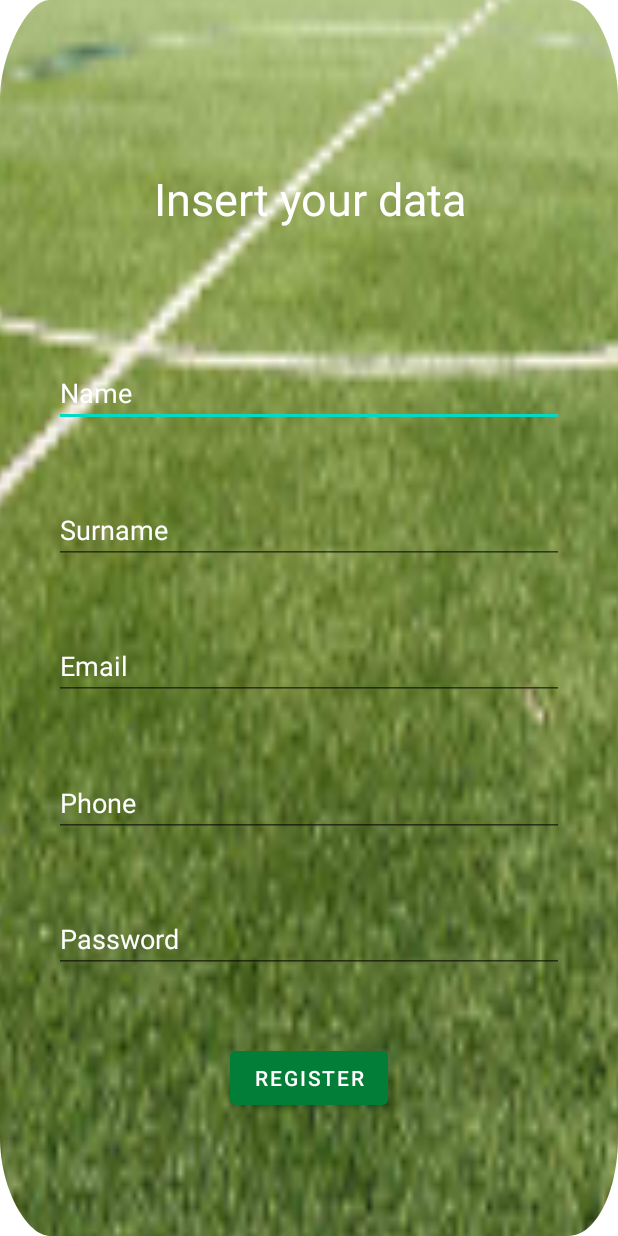
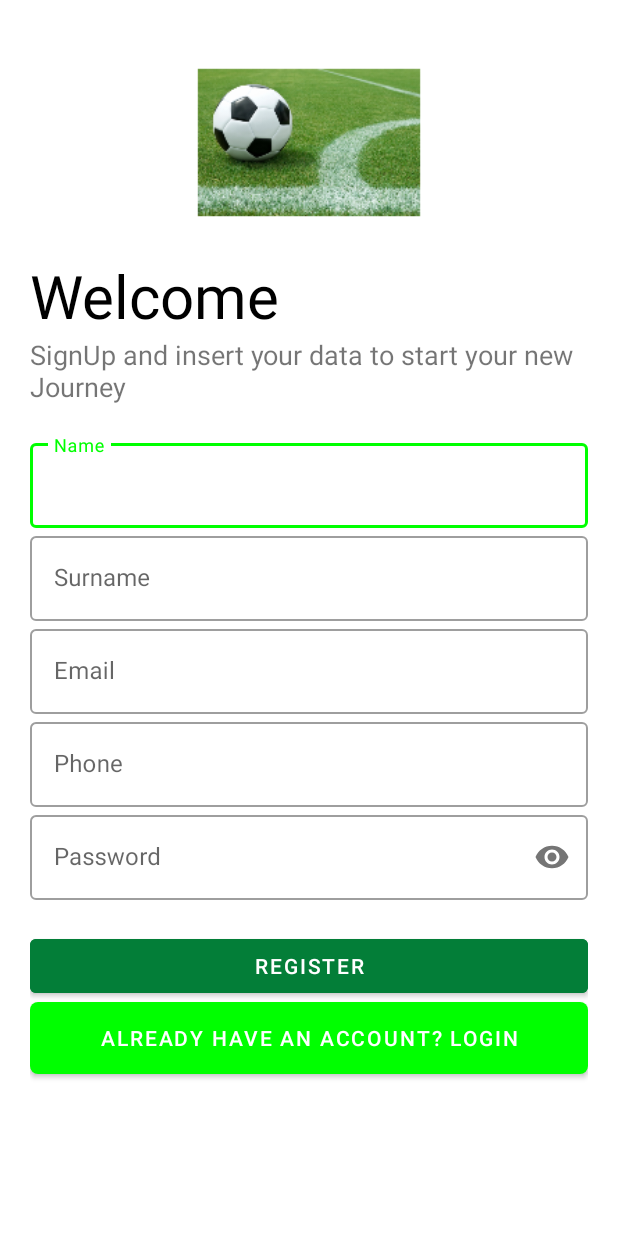
Before and after one commit to Tamagosci/FootballTeam, an Android app: the RegisterActivity screen opened directly, with no data from a screen before it, on a phone screen of 412 x 824 dp. Run offline under Robolectric (Android 15) with nearby library versions, the phone set to English and light mode, and no system bars; our stand-ins replace Firebase (no records; nobody signed in at launch, a user with empty details on screens opened directly).

Commit message:
Miglioramento interfaccia

```diff
--- a/app/src/main/java/com/dispositivimobili/footballteam/imageFirstActivity.kt
+++ b/app/src/main/java/com/dispositivimobili/footballteam/imageFirstActivity.kt
@@ -1,5 +1,6 @@
 package com.dispositivimobili.footballteam
 
+import android.app.ActivityOptions
 import android.content.Intent
 import androidx.appcompat.app.AppCompatActivity
 import android.os.Bundle
--- a/app/src/main/res/layout/activity_register.xml
+++ b/app/src/main/res/layout/activity_register.xml
@@ -1,103 +1,142 @@
 <?xml version="1.0" encoding="utf-8"?>
-<androidx.constraintlayout.widget.ConstraintLayout xmlns:android="http://schemas.android.com/apk/res/android"
+<LinearLayout
+    xmlns:android="http://schemas.android.com/apk/res/android"
     xmlns:app="http://schemas.android.com/apk/res-auto"
     xmlns:tools="http://schemas.android.com/tools"
     android:layout_width="match_parent"
     android:layout_height="match_parent"
-    android:background="@mipmap/ic_imagefootball_erbaverde"
-    android:padding="36dp">
+    android:background="@color/white"
+    android:orientation="vertical"
+    android:padding="20dp">
+
+    <ImageView
+        android:id="@+id/imageViewRegisterActivity"
+        android:layout_width="match_parent"
+        android:layout_height="150dp"
+        app:layout_constraintBottom_toTopOf="@+id/editTextUserNameLoginActivity"
+        app:layout_constraintEnd_toEndOf="parent"
+        app:layout_constraintStart_toStartOf="parent"
+        app:layout_constraintTop_toTopOf="parent"
+        app:srcCompat="@mipmap/ic_imagefootball_foreground" />
 
     <TextView
-        android:id="@+id/textViewInsertDataRegisterActivity"
-        android:layout_width="0dp"
-        android:layout_height="112dp"
-        android:text="@string/insert_data"
-        android:textColor="@color/white"
-        android:textAlignment="inherit"
-        android:paddingTop="30dp"
-        android:textSize="30sp"
-        app:layout_constraintBottom_toTopOf="@+id/editTextTextPersonNameRegisterActivity"
-        app:layout_constraintEnd_toEndOf="parent"
-        app:layout_constraintHorizontal_bias="1.0"
-        app:layout_constraintStart_toStartOf="parent"
-        app:layout_constraintTop_toTopOf="parent"
-        android:gravity="center_horizontal" />
+        android:id="@+id/textViewPresentationRegisterActivity"
+        android:layout_width="wrap_content"
+        android:layout_height="wrap_content"
+        android:text="Welcome"
+        android:textColor="@color/black"
+        android:textSize="40sp" />
 
-    <EditText
-        android:id="@+id/editTextTextPersonNameRegisterActivity"
-        android:layout_width="0dp"
+    <TextView
+        android:layout_width="wrap_content"
         android:layout_height="wrap_content"
-        android:ems="10"
-        android:hint="@string/insert_name"
-        android:textColorHint="@color/white"
-        android:inputType="textPersonName"
-        app:layout_constraintBottom_toTopOf="@+id/editTextTextPersonSurnameRegisterActivity"
-        app:layout_constraintEnd_toEndOf="parent"
-        app:layout_constraintStart_toStartOf="parent"
-        app:layout_constraintTop_toBottomOf="@+id/textViewInsertDataRegisterActivity" />
+        android:text="SignUp and insert your data to start your new Journey"
+        android:textSize="18sp" />
 
-    <EditText
-        android:id="@+id/editTextTextPersonSurnameRegisterActivity"
-        android:layout_width="0dp"
+    <LinearLayout
+        android:layout_width="match_parent"
         android:layout_height="wrap_content"
-        android:ems="10"
-        android:hint="@string/insert_surname"
-        android:textColorHint="@color/white"
-        android:inputType="textPersonName"
-        app:layout_constraintBottom_toTopOf="@+id/editTextTextEmailAddressRegisterActivity"
-        app:layout_constraintEnd_toEndOf="parent"
-        app:layout_constraintStart_toStartOf="parent"
-        app:layout_constraintTop_toBottomOf="@+id/editTextTextPersonNameRegisterActivity" />
+        android:layout_marginTop="20dp"
+        android:layout_marginBottom="20dp"
+        android:orientation="vertical">
 
-    <EditText
-        android:id="@+id/editTextTextEmailAddressRegisterActivity"
-        android:layout_width="0dp"
-        android:layout_height="wrap_content"
-        android:ems="10"
-        android:hint="@string/insert_email"
-        android:textColorHint="@color/white"
-        android:inputType="textEmailAddress"
-        app:layout_constraintBottom_toTopOf="@+id/editTextPhoneRegisterActivity"
-        app:layout_constraintEnd_toEndOf="parent"
-        app:layout_constraintStart_toStartOf="parent"
-        app:layout_constraintTop_toBottomOf="@+id/editTextTextPersonSurnameRegisterActivity" />
+        <com.google.android.material.textfield.TextInputLayout
+            android:id="@+id/nameRegisterActivityEsterna"
+            style="@style/Widget.MaterialComponents.TextInputLayout.OutlinedBox"
+            android:layout_width="match_parent"
+            android:layout_height="wrap_content"
+            android:hint="Name">
 
-    <EditText
-        android:id="@+id/editTextPhoneRegisterActivity"
-        android:layout_width="0dp"
-        android:layout_height="wrap_content"
-        android:ems="10"
-        android:hint="@string/insert_phone"
-        android:textColorHint="@color/white"
-        android:inputType="phone"
-        app:layout_constraintBottom_toTopOf="@+id/editTextTextPasswordRegisterActivity"
-        app:layout_constraintEnd_toEndOf="parent"
-        app:layout_constraintStart_toStartOf="parent"
-        app:layout_constraintTop_toBottomOf="@+id/editTextTextEmailAddressRegisterActivity" />
+            <com.google.android.material.textfield.TextInputEditText
+                android:id="@+id/nameRegisterActivity"
+                android:layout_width="match_parent"
+                android:layout_height="wrap_content"
+                android:inputType="textPersonName">
 
-    <EditText
-        android:id="@+id/editTextTextPasswordRegisterActivity"
-        android:layout_width="0dp"
-        android:layout_height="wrap_content"
-        android:ems="10"
-        android:hint="@string/insert_password"
-        android:textColorHint="@color/white"
-        android:inputType="textPassword"
-        app:layout_constraintBottom_toTopOf="@+id/buttonRegisterActivity"
-        app:layout_constraintEnd_toEndOf="parent"
-        app:layout_constraintStart_toStartOf="parent"
-        app:layout_constraintTop_toBottomOf="@+id/editTextPhoneRegisterActivity" />
+            </com.google.android.material.textfield.TextInputEditText>
+        </com.google.android.material.textfield.TextInputLayout>
+
+        <com.google.android.material.textfield.TextInputLayout
+            android:id="@+id/surnameRegisterActivityEsterna"
+            style="@style/Widget.MaterialComponents.TextInputLayout.OutlinedBox"
+            android:layout_width="match_parent"
+            android:layout_height="wrap_content"
+            android:hint="Surname">
+
+            <com.google.android.material.textfield.TextInputEditText
+                android:id="@+id/surnameRegisterActivity"
+                android:layout_width="match_parent"
+                android:layout_height="wrap_content"
+                android:inputType="textPersonName">
+
+            </com.google.android.material.textfield.TextInputEditText>
+        </com.google.android.material.textfield.TextInputLayout>
+
+        <com.google.android.material.textfield.TextInputLayout
+            android:id="@+id/emailRegisterActivityEsterna"
+            style="@style/Widget.MaterialComponents.TextInputLayout.OutlinedBox"
+            android:layout_width="match_parent"
+            android:layout_height="wrap_content"
+            android:hint="Email">
+
+            <com.google.android.material.textfield.TextInputEditText
+                android:id="@+id/emailRegisterActivity"
+                android:layout_width="match_parent"
+                android:layout_height="wrap_content"
+                android:inputType="textEmailAddress">
+
+            </com.google.android.material.textfield.TextInputEditText>
+        </com.google.android.material.textfield.TextInputLayout>
+
+        <com.google.android.material.textfield.TextInputLayout
+            android:id="@+id/phoneRegisterActivityEsterna"
+            style="@style/Widget.MaterialComponents.TextInputLayout.OutlinedBox"
+            android:layout_width="match_parent"
+            android:layout_height="wrap_content"
+            android:hint="Phone">
+
+            <com.google.android.material.textfield.TextInputEditText
+                android:id="@+id/phoneRegisterActivity"
+                android:layout_width="match_parent"
+                android:layout_height="wrap_content"
+                android:inputType="phone">
+
+            </com.google.android.material.textfield.TextInputEditText>
+        </com.google.android.material.textfield.TextInputLayout>
+
+        <com.google.android.material.textfield.TextInputLayout
+            android:id="@+id/passwordRegisterActivityEsterna"
+            style="@style/Widget.MaterialComponents.TextInputLayout.OutlinedBox"
+            android:layout_width="match_parent"
+            android:layout_height="wrap_content"
+            android:hint="Password"
+            app:passwordToggleEnabled="true">
+
+            <com.google.android.material.textfield.TextInputEditText
+                android:id="@+id/passwordRegisterActivity"
+                android:layout_width="match_parent"
+                android:layout_height="wrap_content"
+                android:inputType="textPassword">
+
+            </com.google.android.material.textfield.TextInputEditText>
+        </com.google.android.material.textfield.TextInputLayout>
+
+    </LinearLayout>
 
     <Button
-        android:id="@+id/buttonRegisterActivity"
-        android:layout_width="wrap_content"
+        android:layout_width="match_parent"
         android:layout_height="wrap_content"
-        android:hint="@string/register"
-        android:textColorHint="@color/white"
+        android:backgroundTint="@color/green_700"
         android:onClick="checkRegister"
-        android:backgroundTint="@color/green_700"
-        app:layout_constraintBottom_toBottomOf="parent"
-        app:layout_constraintEnd_toEndOf="parent"
-        app:layout_constraintStart_toStartOf="parent"
-        app:layout_constraintTop_toBottomOf="@+id/editTextTextPasswordRegisterActivity" />
-</androidx.constraintlayout.widget.ConstraintLayout>
+        android:text="REGISTER"
+        android:textColor="@color/white" />
+
+    <Button
+        android:layout_width="match_parent"
+        android:layout_height="wrap_content"
+        android:background="@drawable/two_state_button"
+        android:onClick="returnLogin"
+        android:text="Already have an account? Login"
+        android:textColor="@color/white" />
+
+</LinearLayout>
--- a/app/src/main/res/layout/row.xml
+++ b/app/src/main/res/layout/row.xml
@@ -1,5 +1,6 @@
 <?xml version="1.0" encoding="utf-8"?>
-<LinearLayout xmlns:android="http://schemas.android.com/apk/res/android"
+<LinearLayout
+    xmlns:android="http://schemas.android.com/apk/res/android"
     xmlns:app="http://schemas.android.com/apk/res-auto"
     xmlns:tools="http://schemas.android.com/tools"
     android:layout_width="match_parent"
--- /dev/null
+++ b/app/src/main/res/values-v21/themes.xml
@@ -0,0 +1,19 @@
+<?xml version="1.0" encoding="utf-8"?>
+<resources xmlns:tools="http://schemas.android.com/tools">
+
+    <style name="Theme.FootballManager" parent="Theme.MaterialComponents.DayNight.NoActionBar">
+        <!-- Primary brand color. -->
+        <item name="colorPrimary">@color/green_300</item>
+        <item name="colorPrimaryVariant">@color/green_700</item>
+        <item name="colorOnPrimary">@color/white</item>
+        <!-- Secondary brand color. -->
+        <item name="colorSecondary">@color/teal_200</item>
+        <item name="colorSecondaryVariant">@color/teal_700</item>
+        <item name="colorOnSecondary">@color/black</item>
+        <!-- Status bar color. -->
+        <item name="android:statusBarColor" tools:targetApi="l">?attr/colorPrimaryVariant</item>
+
+        <!-- Customize your theme here. -->
+        <item name="android:windowContentTransitions">true</item>
+    </style>
+</resources>
--- a/app/src/main/res/values/themes.xml
+++ b/app/src/main/res/values/themes.xml
@@ -11,6 +11,7 @@
         <item name="colorOnSecondary">@color/black</item>
         <!-- Status bar color. -->
         <item name="android:statusBarColor" tools:targetApi="l">?attr/colorPrimaryVariant</item>
+
         <!-- Customize your theme here. -->
     </style>
 
```
Also changed, not shown: app/src/main/java/com/dispositivimobili/footballteam/LoginActivity.kt (+20 -13 lines), app/src/main/java/com/dispositivimobili/footballteam/RegisterActivity.kt (+33 -27 lines), app/src/main/res/layout/activity_login.xml (+92 -63 lines), app/src/main/res/layout/activity_principal.xml (+1 -19 lines), app/src/main/res/layout/toolbarprincipal.xml (+21 -21 lines).
